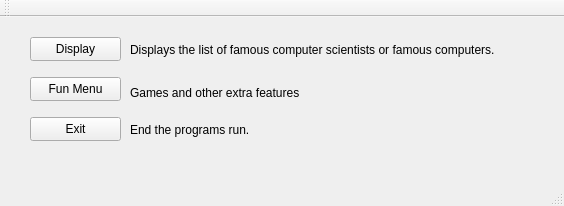
Above: Widget/mainwindow.ui from Ladanvini/VLN1-Hopur-5 before the change. Below: the same form after it.
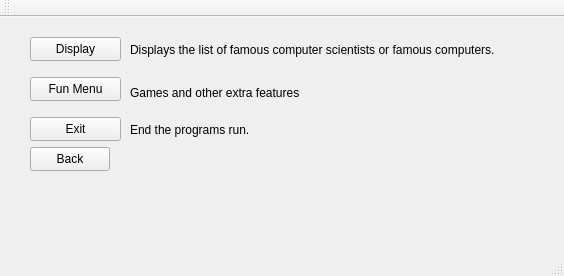
That is the form after the change.

Commit message: trash button

The edit to the form file:
```diff
--- a/Widget/mainwindow.ui
+++ b/Widget/mainwindow.ui
@@ -7,7 +7,7 @@
     <x>0</x>
     <y>0</y>
     <width>564</width>
-    <height>206</height>
+    <height>276</height>
    </rect>
   </property>
   <property name="windowTitle">
@@ -92,6 +92,19 @@
      <string>End the programs run.</string>
     </property>
    </widget>
+   <widget class="QPushButton" name="pBTrash">
+    <property name="geometry">
+     <rect>
+      <x>30</x>
+      <y>130</y>
+      <width>80</width>
+      <height>24</height>
+     </rect>
+    </property>
+    <property name="text">
+     <string>Back</string>
+    </property>
+   </widget>
   </widget>
   <widget class="QMenuBar" name="menuBar">
    <property name="geometry">
```
The commit also changes 2 other files.
